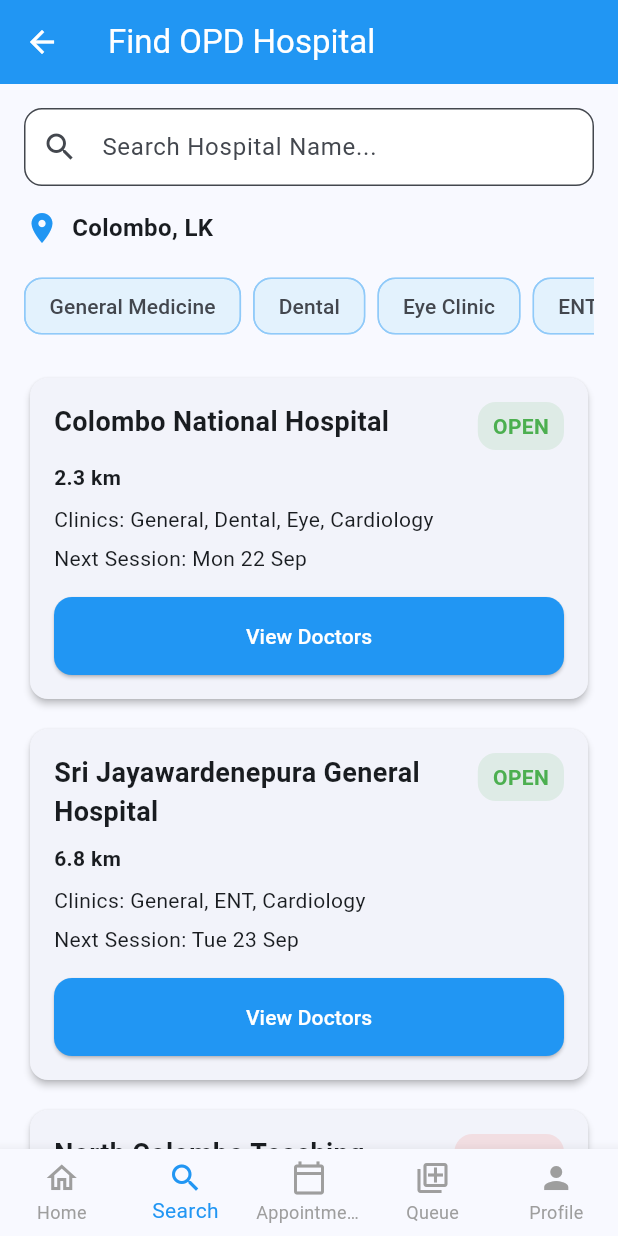
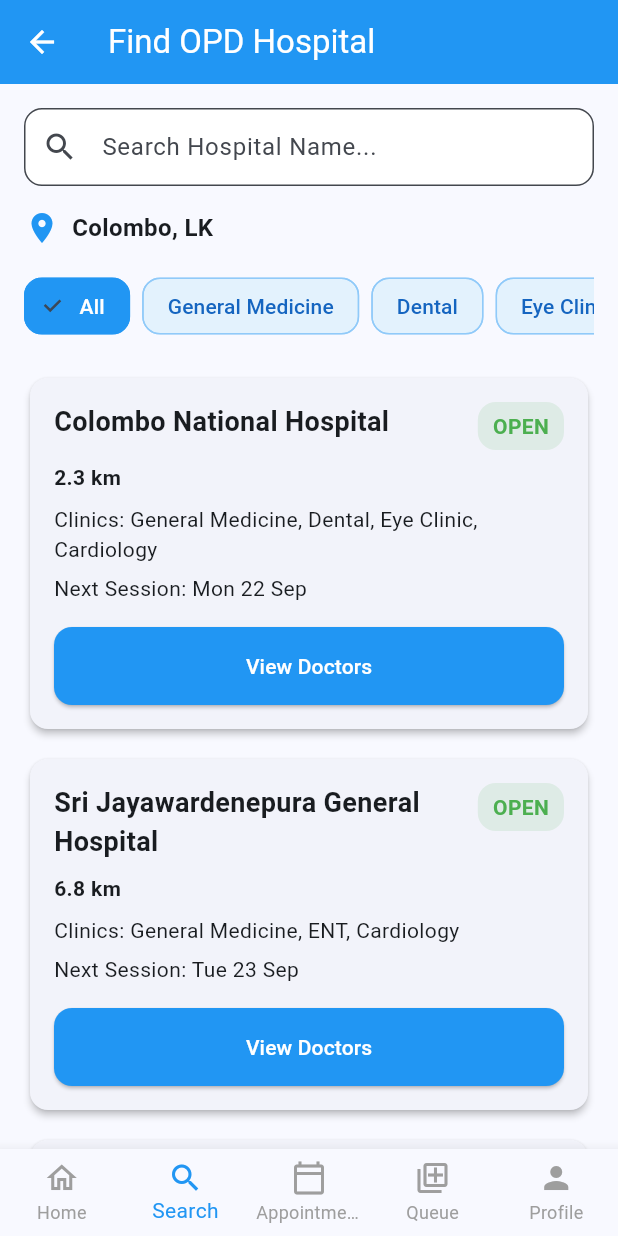
Before and after one commit to Malinda-Rathnayaka/OPD-Connect, a Flutter app: the FindOpdHospitalScreen screen opened directly, on a phone screen of 412 x 824 dp. Run offline on Flutter 3.47's test engine with Material 3 defaults, Android fonts, the phone set to English and light mode, and no system bars; our stand-ins replace cloud_firestore, firebase_auth, firebase_core, flutter_dotenv; accounts and stored records are empty; network calls fail.

Commit message:
filter hospitals in find opd hospital screen

```diff
--- a/lib/screens/patient/find_opd_hospital.dart
+++ b/lib/screens/patient/find_opd_hospital.dart
@@ -3,11 +3,83 @@
 import 'doctor_availability.dart';
 import 'my_family_profile.dart';
 
-class FindOpdHospitalScreen extends StatelessWidget {
+class FindOpdHospitalScreen extends StatefulWidget {
   const FindOpdHospitalScreen({super.key});
 
   @override
+  State<FindOpdHospitalScreen> createState() => _FindOpdHospitalScreenState();
+}
+
+class _FindOpdHospitalScreenState extends State<FindOpdHospitalScreen> {
+  final TextEditingController _searchController = TextEditingController();
+  String _selectedCategory = 'All';
+
+  final List<Map<String, dynamic>> _hospitals = const [
+    {
+      'hospitalName': 'Colombo National Hospital',
+      'status': 'OPEN',
+      'statusColor': Colors.green,
+      'distance': '2.3 km',
+      'clinics': 'General Medicine, Dental, Eye Clinic, Cardiology',
+      'nextSession': 'Mon 22 Sep',
+    },
+    {
+      'hospitalName': 'Sri Jayawardenepura General Hospital',
+      'status': 'OPEN',
+      'statusColor': Colors.green,
+      'distance': '6.8 km',
+      'clinics': 'General Medicine, ENT, Cardiology',
+      'nextSession': 'Tue 23 Sep',
+    },
+    {
+      'hospitalName': 'North Colombo Teaching Hospital',
+      'status': 'CLOSED',
+      'statusColor': Colors.red,
+      'distance': '14.5 km',
+      'clinics': 'General Medicine, Eye Clinic, ENT',
+      'nextSession': 'Tue 23 Sep',
+    },
+  ];
+
+  final List<String> _categories = const [
+    'All',
+    'General Medicine',
+    'Dental',
+    'Eye Clinic',
+    'ENT',
+    'Cardiology',
+  ];
+
+  @override
+  void dispose() {
+    _searchController.dispose();
+    super.dispose();
+  }
+
+  List<Map<String, dynamic>> get _filteredHospitals {
+    final query = _searchController.text.trim().toLowerCase();
+
+    return _hospitals.where((hospital) {
+      final hospitalName = (hospital['hospitalName'] as String).toLowerCase();
+      final clinics = (hospital['clinics'] as String).toLowerCase();
+      final nextSession = (hospital['nextSession'] as String).toLowerCase();
+
+      final matchesSearch = query.isEmpty ||
+          hospitalName.contains(query) ||
+          clinics.contains(query) ||
+          nextSession.contains(query);
+
+      final matchesCategory = _selectedCategory == 'All' ||
+          clinics.contains(_selectedCategory.toLowerCase());
+
+      return matchesSearch && matchesCategory;
+    }).toList();
+  }
+
+  @override
   Widget build(BuildContext context) {
+    final filteredHospitals = _filteredHospitals;
+
     return Scaffold(
       appBar: AppBar(
         automaticallyImplyLeading: true,
@@ -21,6 +93,10 @@
           crossAxisAlignment: CrossAxisAlignment.start,
           children: [
             TextField(
+              controller: _searchController,
+              onChanged: (_) {
+                setState(() {});
+              },
               decoration: InputDecoration(
                 hintText: 'Search Hospital Name...',
                 prefixIcon: const Icon(Icons.search),
@@ -53,46 +129,45 @@
             SingleChildScrollView(
               scrollDirection: Axis.horizontal,
               child: Row(
-                children: const [
-                  _FilterChip(label: 'General Medicine'),
-                  SizedBox(width: 8),
-                  _FilterChip(label: 'Dental'),
-                  SizedBox(width: 8),
-                  _FilterChip(label: 'Eye Clinic'),
-                  SizedBox(width: 8),
-                  _FilterChip(label: 'ENT'),
-                  SizedBox(width: 8),
-                  _FilterChip(label: 'Cardiology'),
-                ],
+                children: _categories.map((category) {
+                  final isSelected = category == _selectedCategory;
+                  return Padding(
+                    padding: const EdgeInsets.only(right: 8),
+                    child: _FilterChip(
+                      label: category,
+                      isSelected: isSelected,
+                      onSelected: () {
+                        setState(() {
+                          _selectedCategory = category;
+                        });
+                      },
+                    ),
+                  );
+                }).toList(),
               ),
             ),
             const SizedBox(height: 20),
-            const _HospitalCard(
-              hospitalName: 'Colombo National Hospital',
-              status: 'OPEN',
-              statusColor: Colors.green,
-              distance: '2.3 km',
-              clinics: 'Clinics: General, Dental, Eye, Cardiology',
-              nextSession: 'Next Session: Mon 22 Sep',
-            ),
-            const SizedBox(height: 12),
-            const _HospitalCard(
-              hospitalName: 'Sri Jayawardenepura General Hospital',
-              status: 'OPEN',
-              statusColor: Colors.green,
-              distance: '6.8 km',
-              clinics: 'Clinics: General, ENT, Cardiology',
-              nextSession: 'Next Session: Tue 23 Sep',
-            ),
-            const SizedBox(height: 12),
-            const _HospitalCard(
-              hospitalName: 'North Colombo Teaching Hospital',
-              status: 'CLOSED',
-              statusColor: Colors.red,
-              distance: '14.5 km',
-              clinics: 'Clinics: General, Eye, ENT',
-              nextSession: 'Next Session: Tue 23 Sep',
-            ),
+            if (filteredHospitals.isEmpty)
+              const Card(
+                child: Padding(
+                  padding: EdgeInsets.all(16),
+                  child: Text('No hospitals match your search or selected category.'),
+                ),
+              )
+            else
+              ...filteredHospitals.map((hospital) {
+                return Padding(
+                  padding: const EdgeInsets.only(bottom: 12),
+                  child: _HospitalCard(
+                    hospitalName: hospital['hospitalName'] as String,
+                    status: hospital['status'] as String,
+                    statusColor: hospital['statusColor'] as Color,
+                    distance: hospital['distance'] as String,
+                    clinics: 'Clinics: ${hospital['clinics'] as String}',
+                    nextSession: 'Next Session: ${hospital['nextSession'] as String}',
+                  ),
+                );
+              }),
           ],
         ),
       ),
@@ -167,15 +242,29 @@
 
 class _FilterChip extends StatelessWidget {
   final String label;
+  final bool isSelected;
+  final VoidCallback onSelected;
 
-  const _FilterChip({required this.label});
+  const _FilterChip({
+    required this.label,
+    required this.isSelected,
+    required this.onSelected,
+  });
 
   @override
   Widget build(BuildContext context) {
-    return Chip(
+    return ChoiceChip(
       label: Text(label),
+      selected: isSelected,
+      onSelected: (_) => onSelected(),
+      selectedColor: Colors.blue,
       backgroundColor: Colors.blue.shade50,
-      side: BorderSide(color: Colors.blue.shade200),
+      labelStyle: TextStyle(
+        color: isSelected ? Colors.white : Colors.blue.shade800,
+      ),
+      side: BorderSide(
+        color: isSelected ? Colors.blue : Colors.blue.shade200,
+      ),
       shape: RoundedRectangleBorder(
         borderRadius: BorderRadius.circular(12),
       ),
```
